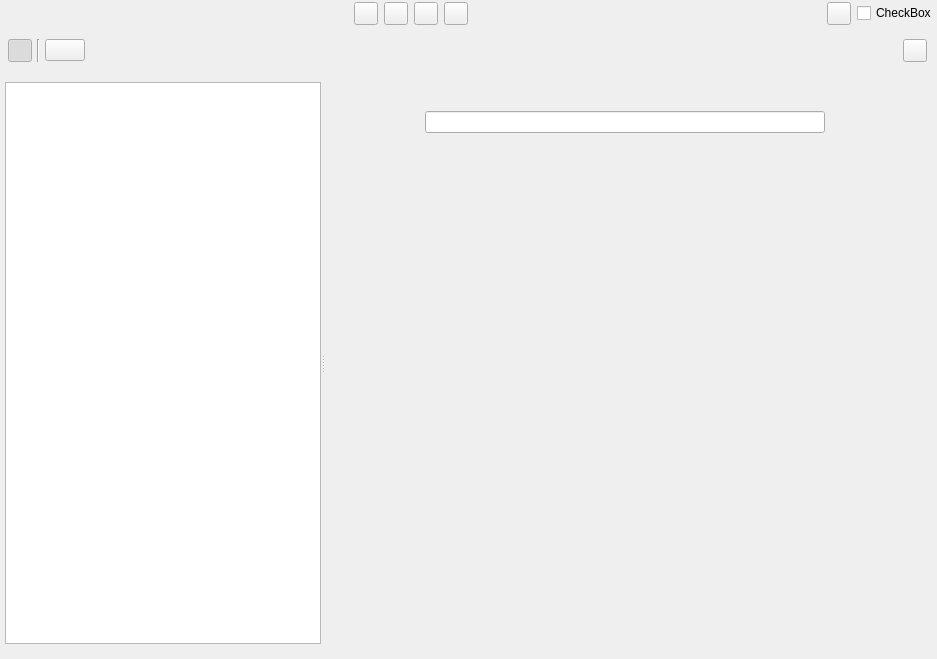
Before: the Qt Designer form ui/world_building_view.ui in zkovari/plotlyst, drawn with Qt 5.
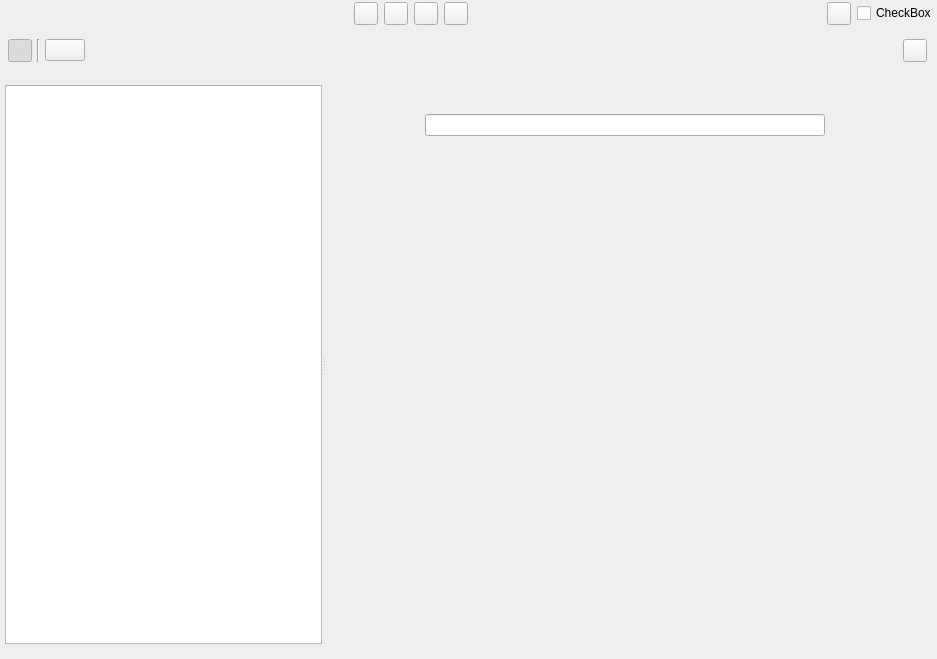
After: the same form once the commit is applied. Custom widgets are drawn as their Qt base class.

Commit message: Fix world right side panel scroll, closes #1214

Diff of the .ui file:
```diff
--- a/ui/world_building_view.ui
+++ b/ui/world_building_view.ui
@@ -222,7 +222,7 @@
       </property>
       <layout class="QVBoxLayout" name="verticalLayout_6">
        <property name="spacing">
-        <number>0</number>
+        <number>3</number>
        </property>
        <property name="leftMargin">
         <number>0</number>
@@ -347,6 +347,24 @@
         </widget>
        </item>
        <item>
+        <widget class="QWidget" name="widget" native="true">
+         <layout class="QHBoxLayout" name="horizontalLayout_6">
+          <property name="spacing">
+           <number>3</number>
+          </property>
+          <property name="leftMargin">
+           <number>0</number>
+          </property>
+          <property name="topMargin">
+           <number>0</number>
+          </property>
+          <property name="rightMargin">
+           <number>0</number>
+          </property>
+          <property name="bottomMargin">
+           <number>0</number>
+          </property>
+          <item>
         <widget class="QSplitter" name="splitterNav">
          <property name="orientation">
           <enum>Qt::Horizontal</enum>
@@ -404,8 +422,8 @@
             <rect>
              <x>0</x>
              <y>0</y>
-             <width>609</width>
-             <height>592</height>
+                <width>606</width>
+                <height>589</height>
             </rect>
            </property>
            <property name="sizePolicy">
@@ -572,6 +590,11 @@
               </property>
              </spacer>
             </item>
+              </layout>
+             </widget>
+            </widget>
+           </widget>
+          </item>
             <item>
              <widget class="QWidget" name="wdgSideBar" native="true">
               <property name="sizePolicy">
@@ -600,8 +623,6 @@
              </widget>
             </item>
            </layout>
-          </widget>
-         </widget>
         </widget>
        </item>
       </layout>
```
Lines whose indentation alone changed are shown as unchanged.
